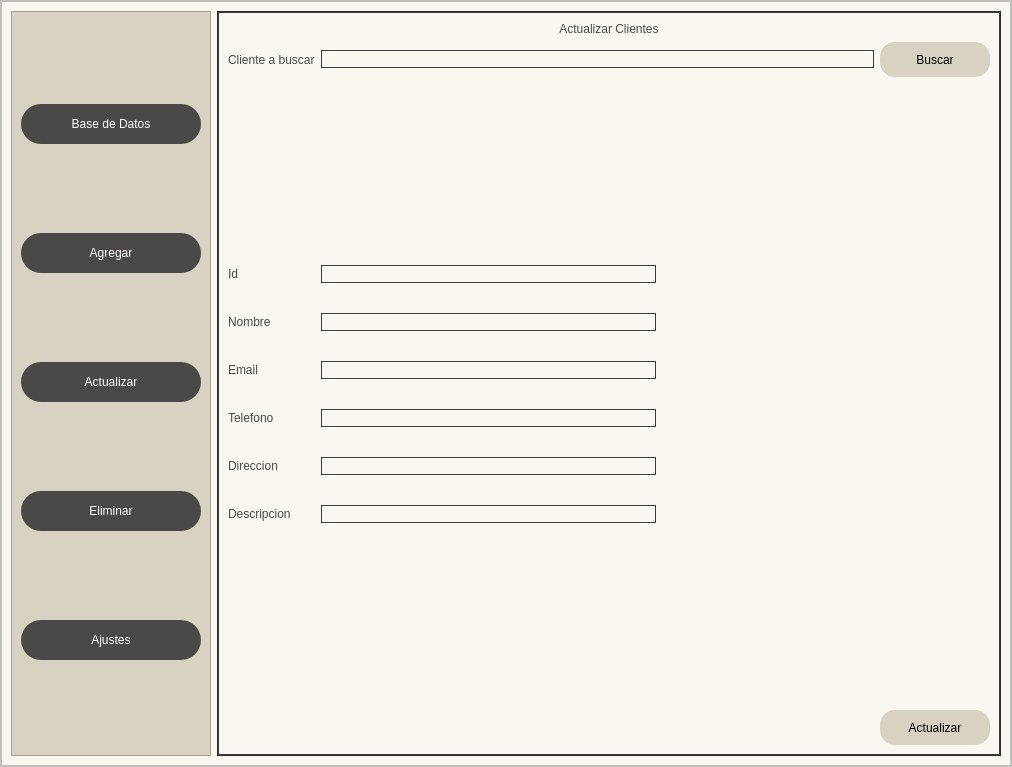
This is ProgramandoInterfaz/ventanaGestionarClientes/ventanaGestionarClientes.ui in athlozone/Proyecto-Final as Qt 5 draws it before an edit. The edited form follows.
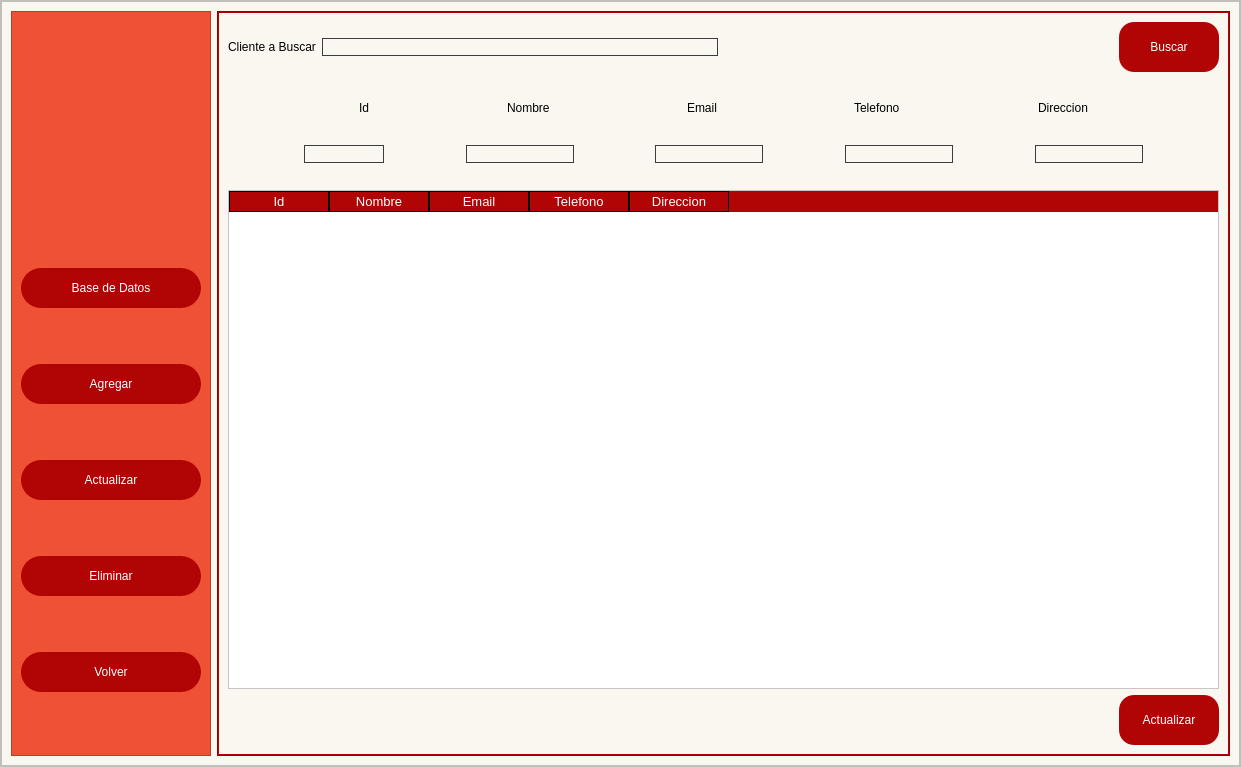
This is the edited form. The open tabs and pages were chosen to show the change. Icons and pictures are not drawn.

Diff of the .ui file:
```diff
--- a/ProgramandoInterfaz/ventanaGestionarClientes/ventanaGestionarClientes.ui
+++ b/ProgramandoInterfaz/ventanaGestionarClientes/ventanaGestionarClientes.ui
@@ -6,7 +6,7 @@
    <rect>
     <x>0</x>
     <y>0</y>
-    <width>1012</width>
+    <width>1241</width>
     <height>767</height>
    </rect>
   </property>
@@ -29,7 +29,7 @@
    <bool>true</bool>
   </property>
   <widget class="QWidget" name="centralwidget">
-   <layout class="QHBoxLayout" name="horizontalLayout_6">
+   <layout class="QVBoxLayout" name="verticalLayout">
     <property name="spacing">
      <number>0</number>
     </property>
@@ -97,11 +97,11 @@
             </property>
             <property name="styleSheet">
              <string notr="true">QFrame{
-background-color: rgb(216, 210, 194)
+background-color: rgb(239, 81, 52)
 }
 
 QPushButton{
-background-color: #4A4947;
+background-color: rgb(177, 5, 5);
 border-radius: 20px;
 color: white;
 font: 77 10pt &quot;Arial-Black&quot;;
@@ -122,6 +122,34 @@
              <enum>QFrame::Raised</enum>
             </property>
             <layout class="QVBoxLayout" name="verticalLayout_3">
+             <property name="topMargin">
+              <number>0</number>
+             </property>
+             <item>
+              <widget class="QLabel" name="label_16">
+               <property name="minimumSize">
+                <size>
+                 <width>100</width>
+                 <height>100</height>
+                </size>
+               </property>
+               <property name="maximumSize">
+                <size>
+                 <width>16777215</width>
+                 <height>150</height>
+                </size>
+               </property>
+               <property name="text">
+                <string/>
+               </property>
+               <property name="pixmap">
+                <pixmap>../logoAthloZone.png</pixmap>
+               </property>
+               <property name="scaledContents">
+                <bool>true</bool>
+               </property>
+              </widget>
+             </item>
              <item>
               <widget class="QPushButton" name="botonBaseDatos">
                <property name="minimumSize">
@@ -183,7 +211,7 @@
                 </size>
                </property>
                <property name="text">
-                <string>Ajustes</string>
+                <string>Volver</string>
                </property>
               </widget>
              </item>
@@ -194,26 +222,26 @@
            <widget class="QFrame" name="framePaginas">
             <property name="styleSheet">
              <string notr="true">QFrame{
-	background-color: rgb(61, 61, 61);
+	background-color:rgb(177, 5, 5);
 }
 
 QLabel{
 	font: 87 12pt &quot;Arial Black&quot;;
 	background-color: #000000ff;
-	color: rgb(74, 73, 71);
+	color: black;
 	border: 0px solid #14C8DC;
 }
 
 QLineEdit{
-	color: rgb(255, 255, 255);
+	color: black;
 	border: 0.5px solid rgb(61, 61, 61);
 	font: 75 12pt &quot;Times New Roman&quot;;
 }
 
 QPushButton{
-	background-color: rgb(216, 210, 194);
+	background-color: rgb(177, 5, 5);
 	border-radius: 15px;
-	color: black;
+	color: white;
 	font: 20 12pt &quot;Arial&quot;;
 
 }
@@ -236,7 +264,7 @@
 }
 
 QHeaderView::section {
-    background-color:rgb(74, 73, 71);
+    background-color:rgb(177, 5, 5);
     border: 1px solid rgb(0, 0, 0);
     font-size: 10pt;
 	color: white;
@@ -248,6 +276,8 @@
 }
 
 
+
+
 </string>
             </property>
             <property name="frameShape">
@@ -527,35 +557,38 @@
                 </layout>
                </widget>
                <widget class="QWidget" name="paginaActualizar">
-                <layout class="QVBoxLayout" name="verticalLayout_10">
+                <layout class="QVBoxLayout" name="verticalLayout_9">
                  <item>
-                  <widget class="QLabel" name="label_10">
-                   <property name="text">
-                    <string>Actualizar Clientes</string>
-                   </property>
-                   <property name="alignment">
-                    <set>Qt::AlignCenter</set>
-                   </property>
-                  </widget>
-                 </item>
-                 <item>
-                  <layout class="QHBoxLayout" name="horizontalLayout_9">
+                  <layout class="QHBoxLayout" name="horizontalLayout_6">
                    <item>
-                    <widget class="QLabel" name="label_11">
+                    <widget class="QLabel" name="label_9">
                      <property name="text">
-                      <string>Cliente a buscar</string>
+                      <string>Cliente a Buscar</string>
                      </property>
                     </widget>
                    </item>
                    <item>
                     <widget class="QLineEdit" name="lineEditBuscarActualizar"/>
                    </item>
+                   <item>
+                    <spacer name="horizontalSpacer_10">
+                     <property name="orientation">
+                      <enum>Qt::Horizontal</enum>
+                     </property>
+                     <property name="sizeHint" stdset="0">
+                      <size>
+                       <width>40</width>
+                       <height>20</height>
+                      </size>
+                     </property>
+                    </spacer>
+                   </item>
                    <item>
                     <widget class="QPushButton" name="botonBuscarActualizar">
                      <property name="minimumSize">
                       <size>
-                       <width>110</width>
-                       <height>35</height>
+                       <width>100</width>
+                       <height>50</height>
                       </size>
                      </property>
                      <property name="text">
@@ -566,90 +599,69 @@
                   </layout>
                  </item>
                  <item>
-                  <spacer name="verticalSpacer_4">
-                   <property name="orientation">
-                    <enum>Qt::Vertical</enum>
+                  <layout class="QHBoxLayout" name="horizontalLayout">
+                   <property name="topMargin">
+                    <number>20</number>
                    </property>
-                   <property name="sizeHint" stdset="0">
-                    <size>
-                     <width>20</width>
-                     <height>40</height>
-                    </size>
-                   </property>
-                  </spacer>
-                 </item>
-                 <item>
-                  <layout class="QHBoxLayout" name="horizontalLayout_7">
-                   <property name="spacing">
-                    <number>30</number>
-                   </property>
                    <item>
-                    <layout class="QVBoxLayout" name="verticalLayout_9">
-                     <item>
-                      <widget class="QLabel" name="label_12">
-                       <property name="text">
-                        <string>Id</string>
-                       </property>
-                      </widget>
-                     </item>
-                     <item>
-                      <widget class="QLabel" name="label_17">
-                       <property name="text">
-                        <string>Nombre</string>
-                       </property>
-                      </widget>
-                     </item>
-                     <item>
-                      <widget class="QLabel" name="label_14">
-                       <property name="text">
-                        <string>Email</string>
-                       </property>
-                      </widget>
-                     </item>
-                     <item>
-                      <widget class="QLabel" name="label_13">
-                       <property name="text">
-                        <string>Telefono</string>
-                       </property>
-                      </widget>
-                     </item>
-                     <item>
-                      <widget class="QLabel" name="label_16">
-                       <property name="text">
-                        <string>Direccion</string>
-                       </property>
-                      </widget>
-                     </item>
-                     <item>
-                      <widget class="QLabel" name="label_15">
-                       <property name="text">
-                        <string>Descripcion</string>
-                       </property>
-                      </widget>
-                     </item>
-                    </layout>
+                    <spacer name="horizontalSpacer_17">
+                     <property name="orientation">
+                      <enum>Qt::Horizontal</enum>
+                     </property>
+                     <property name="sizeHint" stdset="0">
+                      <size>
+                       <width>40</width>
+                       <height>20</height>
+                      </size>
+                     </property>
+                    </spacer>
                    </item>
                    <item>
-                    <layout class="QVBoxLayout" name="verticalLayout">
-                     <item>
-                      <widget class="QLineEdit" name="lineEditActualizarId"/>
-                     </item>
-                     <item>
-                      <widget class="QLineEdit" name="lineEditActualizarNombre"/>
-                     </item>
-                     <item>
-                      <widget class="QLineEdit" name="lineEditActualizarEmail"/>
-                     </item>
-                     <item>
-                      <widget class="QLineEdit" name="lineEditActualizarTelefono"/>
-                     </item>
-                     <item>
-                      <widget class="QLineEdit" name="lineEditActualizarDireccion"/>
-                     </item>
-                     <item>
-                      <widget class="QLineEdit" name="lineEditActualizarDescripcion"/>
-                     </item>
-                    </layout>
+                    <widget class="QLabel" name="label_10">
+                     <property name="text">
+                      <string>Id</string>
+                     </property>
+                    </widget>
+                   </item>
+                   <item>
+                    <spacer name="horizontalSpacer">
+                     <property name="orientation">
+                      <enum>Qt::Horizontal</enum>
+                     </property>
+                     <property name="sizeHint" stdset="0">
+                      <size>
+                       <width>40</width>
+                       <height>20</height>
+                      </size>
+                     </property>
+                    </spacer>
+                   </item>
+                   <item>
+                    <widget class="QLabel" name="label_11">
+                     <property name="text">
+                      <string>Nombre</string>
+                     </property>
+                    </widget>
+                   </item>
+                   <item>
+                    <spacer name="horizontalSpacer_5">
+                     <property name="orientation">
+                      <enum>Qt::Horizontal</enum>
+                     </property>
+                     <property name="sizeHint" stdset="0">
+                      <size>
+                       <width>40</width>
+                       <height>20</height>
+                      </size>
+                     </property>
+                    </spacer>
+                   </item>
+                   <item>
+                    <widget class="QLabel" name="label_12">
+                     <property name="text">
+                      <string>Email</string>
+                     </property>
+                    </widget>
                    </item>
                    <item>
                     <spacer name="horizontalSpacer_6">
@@ -664,20 +676,186 @@
                      </property>
                     </spacer>
                    </item>
+                   <item>
+                    <widget class="QLabel" name="label_13">
+                     <property name="text">
+                      <string>Telefono</string>
+                     </property>
+                    </widget>
+                   </item>
+                   <item>
+                    <spacer name="horizontalSpacer_8">
+                     <property name="orientation">
+                      <enum>Qt::Horizontal</enum>
+                     </property>
+                     <property name="sizeHint" stdset="0">
+                      <size>
+                       <width>40</width>
+                       <height>20</height>
+                      </size>
+                     </property>
+                    </spacer>
+                   </item>
+                   <item>
+                    <widget class="QLabel" name="label_14">
+                     <property name="text">
+                      <string>Direccion</string>
+                     </property>
+                    </widget>
+                   </item>
+                   <item>
+                    <spacer name="horizontalSpacer_9">
+                     <property name="orientation">
+                      <enum>Qt::Horizontal</enum>
+                     </property>
+                     <property name="sizeHint" stdset="0">
+                      <size>
+                       <width>40</width>
+                       <height>20</height>
+                      </size>
+                     </property>
+                    </spacer>
+                   </item>
                   </layout>
                  </item>
                  <item>
-                  <spacer name="verticalSpacer_3">
-                   <property name="orientation">
-                    <enum>Qt::Vertical</enum>
+                  <layout class="QHBoxLayout" name="horizontalLayout_7">
+                   <property name="topMargin">
+                    <number>20</number>
                    </property>
-                   <property name="sizeHint" stdset="0">
-                    <size>
-                     <width>20</width>
-                     <height>40</height>
-                    </size>
+                   <property name="bottomMargin">
+                    <number>20</number>
                    </property>
-                  </spacer>
+                   <item>
+                    <spacer name="horizontalSpacer_19">
+                     <property name="orientation">
+                      <enum>Qt::Horizontal</enum>
+                     </property>
+                     <property name="sizeHint" stdset="0">
+                      <size>
+                       <width>40</width>
+                       <height>20</height>
+                      </size>
+                     </property>
+                    </spacer>
+                   </item>
+                   <item>
+                    <widget class="QLineEdit" name="lineEditIdActualizarCliente">
+                     <property name="maximumSize">
+                      <size>
+                       <width>80</width>
+                       <height>16777215</height>
+                      </size>
+                     </property>
+                    </widget>
+                   </item>
+                   <item>
+                    <spacer name="horizontalSpacer_11">
+                     <property name="orientation">
+                      <enum>Qt::Horizontal</enum>
+                     </property>
+                     <property name="sizeHint" stdset="0">
+                      <size>
+                       <width>40</width>
+                       <height>20</height>
+                      </size>
+                     </property>
+                    </spacer>
+                   </item>
+                   <item>
+                    <widget class="QLineEdit" name="lineEditNombreActualizarCliente"/>
+                   </item>
+                   <item>
+                    <spacer name="horizontalSpacer_12">
+                     <property name="orientation">
+                      <enum>Qt::Horizontal</enum>
+                     </property>
+                     <property name="sizeHint" stdset="0">
+                      <size>
+                       <width>40</width>
+                       <height>20</height>
+                      </size>
+                     </property>
+                    </spacer>
+                   </item>
+                   <item>
+                    <widget class="QLineEdit" name="lineEditEmailActualizarCliente"/>
+                   </item>
+                   <item>
+                    <spacer name="horizontalSpacer_13">
+                     <property name="orientation">
+                      <enum>Qt::Horizontal</enum>
+                     </property>
+                     <property name="sizeHint" stdset="0">
+                      <size>
+                       <width>40</width>
+                       <height>20</height>
+                      </size>
+                     </property>
+                    </spacer>
+                   </item>
+                   <item>
+                    <widget class="QLineEdit" name="lineEditTelefonoActualizarCliente"/>
+                   </item>
+                   <item>
+                    <spacer name="horizontalSpacer_14">
+                     <property name="orientation">
+                      <enum>Qt::Horizontal</enum>
+                     </property>
+                     <property name="sizeHint" stdset="0">
+                      <size>
+                       <width>40</width>
+                       <height>20</height>
+                      </size>
+                     </property>
+                    </spacer>
+                   </item>
+                   <item>
+                    <widget class="QLineEdit" name="lineEditDireccionActualizarCliente"/>
+                   </item>
+                   <item>
+                    <spacer name="horizontalSpacer_15">
+                     <property name="orientation">
+                      <enum>Qt::Horizontal</enum>
+                     </property>
+                     <property name="sizeHint" stdset="0">
+                      <size>
+                       <width>40</width>
+                       <height>20</height>
+                      </size>
+                     </property>
+                    </spacer>
+                   </item>
+                  </layout>
+                 </item>
+                 <item>
+                  <widget class="QTableWidget" name="tablaActualizar">
+                   <column>
+                    <property name="text">
+                     <string>Id</string>
+                    </property>
+                   </column>
+                   <column>
+                    <property name="text">
+                     <string>Nombre</string>
+                    </property>
+                   </column>
+                   <column>
+                    <property name="text">
+                     <string>Email</string>
+                    </property>
+                   </column>
+                   <column>
+                    <property name="text">
+                     <string>Telefono</string>
+                    </property>
+                   </column>
+                   <column>
+                    <property name="text">
+                     <string>Direccion</string>
+                    </property>
+                   </column>
+                  </widget>
                  </item>
                  <item>
                   <layout class="QHBoxLayout" name="horizontalLayout_8">
@@ -685,8 +863,8 @@
                     <widget class="QLabel" name="signalActualizar">
                      <property name="minimumSize">
                       <size>
-                       <width>120</width>
-                       <height>35</height>
+                       <width>200</width>
+                       <height>0</height>
                       </size>
                      </property>
                      <property name="text">
@@ -695,7 +873,7 @@
                     </widget>
                    </item>
                    <item>
-                    <spacer name="horizontalSpacer_5">
+                    <spacer name="horizontalSpacer_16">
                      <property name="orientation">
                       <enum>Qt::Horizontal</enum>
                      </property>
@@ -711,8 +889,8 @@
                     <widget class="QPushButton" name="botonActualizar2">
                      <property name="minimumSize">
                       <size>
-                       <width>110</width>
-                       <height>35</height>
+                       <width>100</width>
+                       <height>50</height>
                       </size>
                      </property>
                      <property name="text">
```
Left out of the diff: 43 changed lines with no effect on the pictures.
